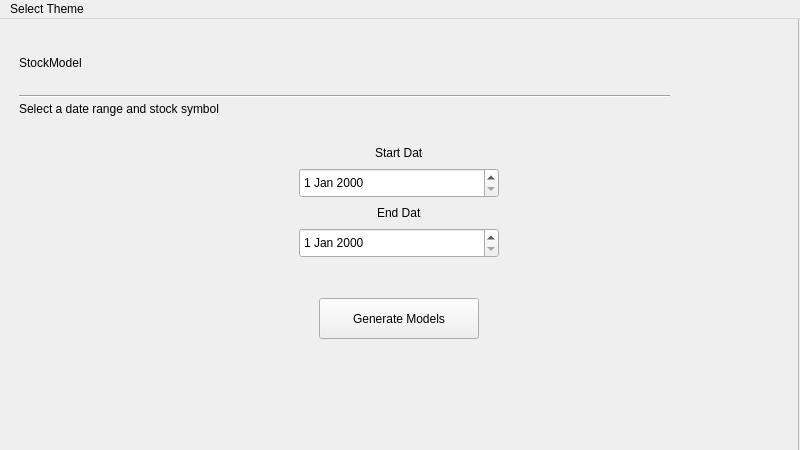
Above: window.ui from jacklayfield/ClosingPrices before the change. Below: the same form after it.
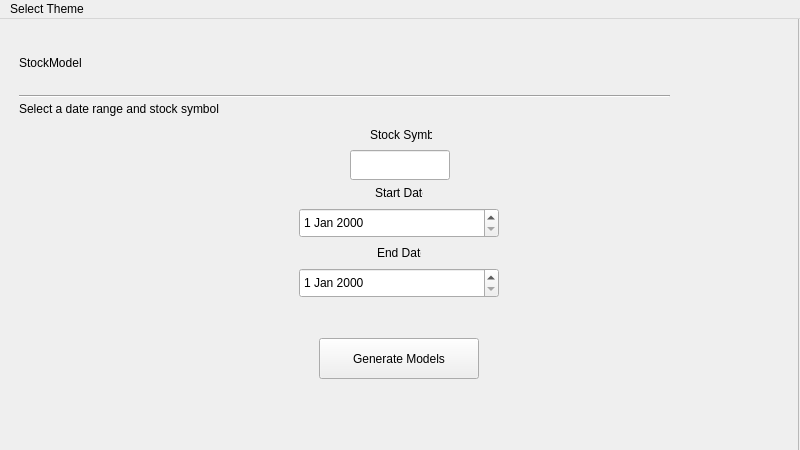
That is the form after the change.

Commit message: Adding stock symbol button and formatting

Diff of the .ui file:
```diff
--- a/window.ui
+++ b/window.ui
@@ -78,7 +78,7 @@
      <property name="geometry">
       <rect>
        <x>320</x>
-       <y>280</y>
+       <y>320</y>
        <width>160</width>
        <height>41</height>
       </rect>
@@ -91,7 +91,7 @@
      <property name="geometry">
       <rect>
        <x>376</x>
-       <y>120</y>
+       <y>160</y>
        <width>48</width>
        <height>30</height>
       </rect>
@@ -107,7 +107,7 @@
      <property name="geometry">
       <rect>
        <x>300</x>
-       <y>150</y>
+       <y>190</y>
        <width>200</width>
        <height>30</height>
       </rect>
@@ -117,7 +117,7 @@
      <property name="geometry">
       <rect>
        <x>378</x>
-       <y>180</y>
+       <y>220</y>
        <width>44</width>
        <height>30</height>
       </rect>
@@ -133,7 +133,7 @@
      <property name="geometry">
       <rect>
        <x>300</x>
-       <y>210</y>
+       <y>250</y>
        <width>200</width>
        <height>30</height>
       </rect>
@@ -141,6 +141,32 @@
     </widget>
    </widget>
   </widget>
+  <widget class="QLabel" name="label_2">
+     <property name="geometry">
+      <rect>
+       <x>370</x>
+       <y>120</y>
+       <width>62</width>
+       <height>30</height>
+      </rect>
+     </property>
+     <property name="styleSheet">
+      <string notr="true">font: 75 10px &quot;Palatino Linotype&quot;;</string>
+     </property>
+     <property name="text">
+      <string>Stock Symbol</string>
+     </property>
+    </widget>
+  <widget class="QLineEdit" name="stockSymbol">
+     <property name="geometry">
+      <rect>
+       <x>350</x>
+       <y>150</y>
+       <width>100</width>
+       <height>30</height>
+      </rect>
+     </property>
+    </widget>
   <widget class="QMenuBar" name="menuBar">
    <property name="geometry">
     <rect>
```
The commit also changes 1 other file.
